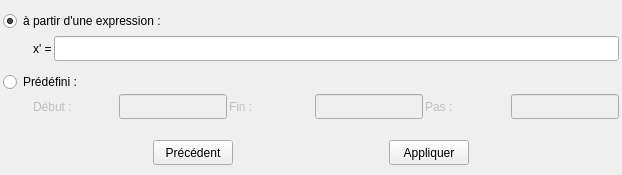
Before: the Qt Designer form DataPlot/filloptions.ui in AdelKS/ZeGrapher, drawn with Qt 5.
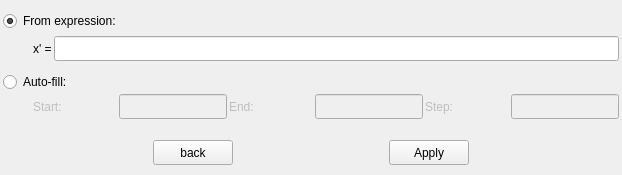
After: the same form once the commit is applied.

What changed in the file:
```diff
--- a/DataPlot/filloptions.ui
+++ b/DataPlot/filloptions.ui
@@ -55,7 +55,7 @@
         </size>
        </property>
        <property name="text">
-        <string>à partir d'une expression :</string>
+        <string>From expression:</string>
        </property>
        <property name="checked">
         <bool>true</bool>
@@ -130,7 +130,7 @@
      <item>
       <widget class="QRadioButton" name="predefined">
        <property name="text">
-        <string>Prédéfini :</string>
+        <string>Auto-fill:</string>
        </property>
       </widget>
      </item>
@@ -158,7 +158,7 @@
           <bool>false</bool>
          </property>
          <property name="text">
-          <string>Début :</string>
+          <string>Start:</string>
          </property>
         </widget>
        </item>
@@ -196,7 +196,7 @@
           <bool>false</bool>
          </property>
          <property name="text">
-          <string>Fin :</string>
+          <string>End:</string>
          </property>
         </widget>
        </item>
@@ -234,7 +234,7 @@
           <bool>false</bool>
          </property>
          <property name="text">
-          <string>Pas :</string>
+          <string>Step:</string>
          </property>
         </widget>
        </item>
@@ -304,7 +304,7 @@
         </size>
        </property>
        <property name="text">
-        <string>Précédent</string>
+        <string>back</string>
        </property>
       </widget>
      </item>
@@ -330,7 +330,7 @@
         </size>
        </property>
        <property name="text">
-        <string>Appliquer</string>
+        <string>Apply</string>
        </property>
       </widget>
      </item>
```
Left out of the diff: 2 changed lines with no effect on the pictures.
